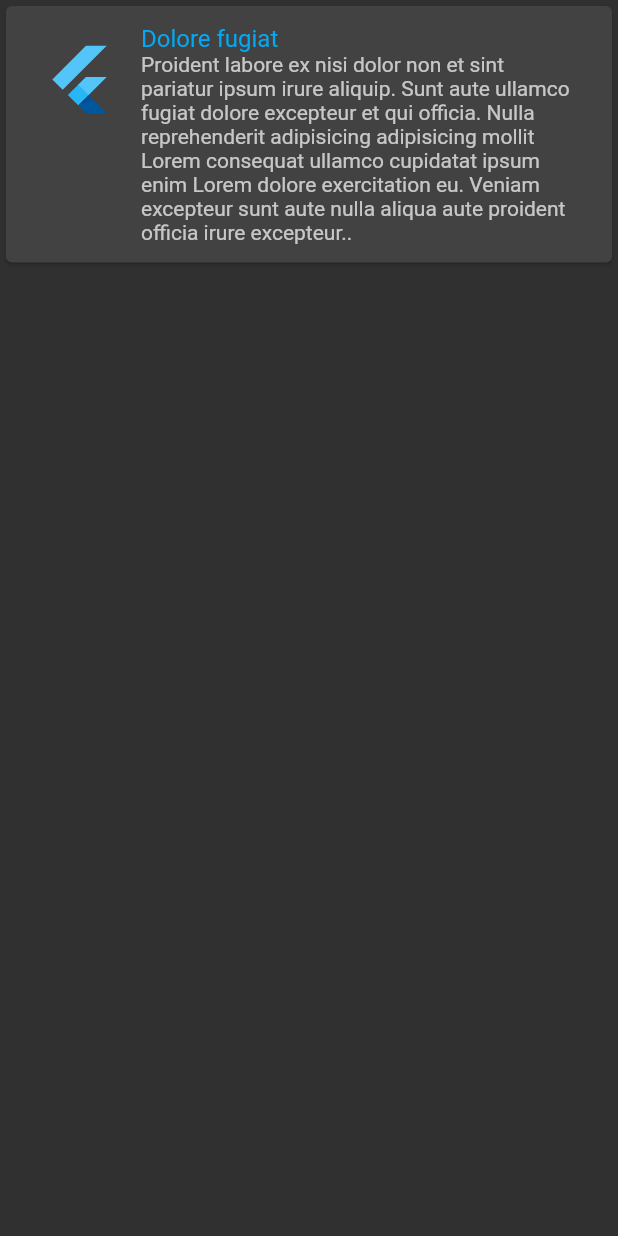
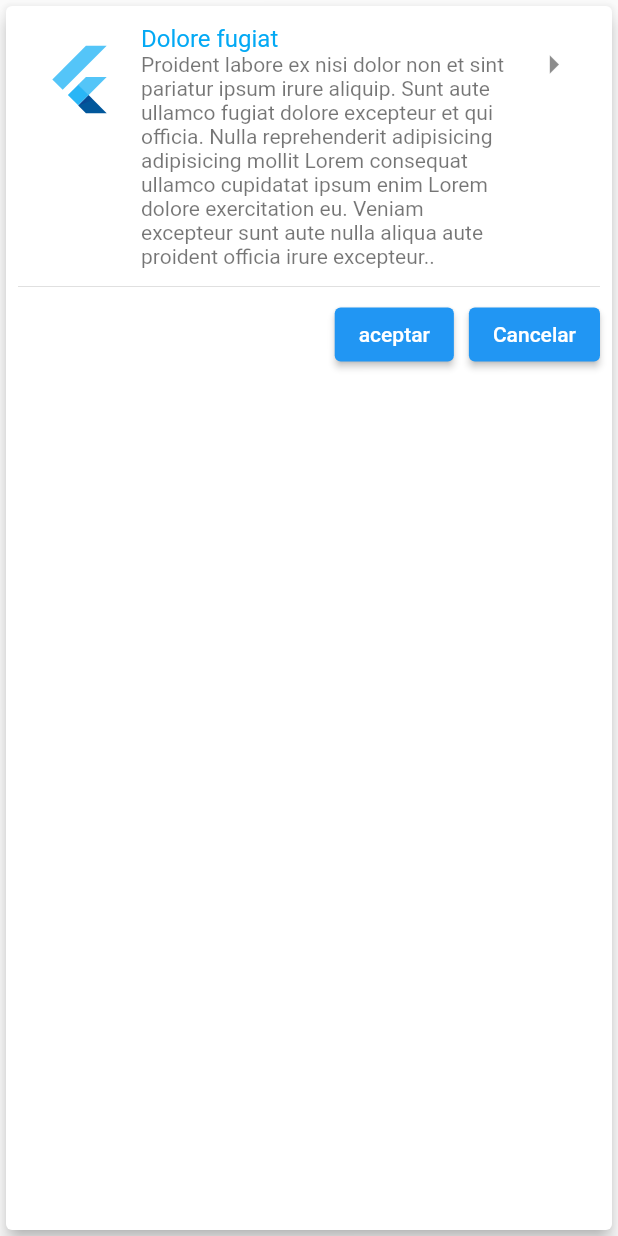
Before and after one commit to apacoder/curso-flutter, a Flutter app: the CustomCard widget shown alone on an empty page, opened directly, on a phone screen of 412 x 824 dp. Run offline on Flutter 3.47's test engine with Material 2 defaults, Android fonts, the phone set to English and light mode, and no system bars.

Commit message:
agregado botones a list title de cards

```diff
--- a/lib/curso/2_componentes/widgets/custom_card.dart
+++ b/lib/curso/2_componentes/widgets/custom_card.dart
@@ -14,9 +14,12 @@ class CustomCard extends StatelessWidget {
   @override
   Widget build(BuildContext context) {
     return Card(
+      elevation: 5,
       child: Padding(
         padding: const EdgeInsets.all(8.0),
-        child: ListTile(
+        child: Column(
+          children: [
+            ListTile(
               leading: const FlutterLogo(
                 size: 50,
               ),
@@ -24,7 +27,23 @@ class CustomCard extends StatelessWidget {
                 title,
                 style: TextStyle(color: AppTheme.primary),
               ),
+              trailing: const Icon(
+                Icons.arrow_right,
+                size: 30,
+              ),
               subtitle: Text(subtitle),
+              onTap: () {},
+            ),
+            const Divider(),
+            Row(
+              mainAxisAlignment: MainAxisAlignment.end,
+              children: [
+                ElevatedButton(onPressed: () {}, child: const Text('aceptar')),
+                const SizedBox(width: 10),
+                ElevatedButton(onPressed: () {}, child: const Text('Cancelar')),
+              ],
+            )
+          ],
         ),
       ),
     );
--- a/lib/main.dart
+++ b/lib/main.dart
@@ -1,5 +1,4 @@
 import 'package:examples/curso/2_componentes/screens/screens.dart';
-import 'package:examples/curso/2_componentes/theme/app_theme.dart';
 import 'package:flutter/material.dart';
 
 void main() {
@@ -18,7 +17,7 @@ class MyApp extends StatelessWidget {
       initialRoute: AppRoute.initialRoute,
       routes: AppRoute.getAppRoutes(),
       onGenerateRoute: AppRoute.onGenerateRoute,
-      theme: AppTheme.darkTheme,
+      theme: ThemeData.light(),
     );
   }
 }
```
Lines whose indentation alone changed are shown as unchanged.
